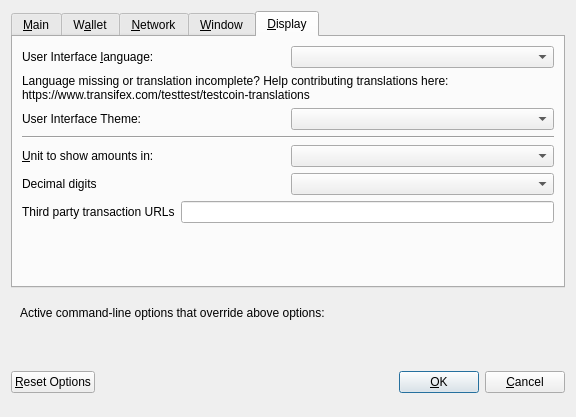
Qt form src/qt/forms/optionsdialog.ui (Visco33/test) before a commit.
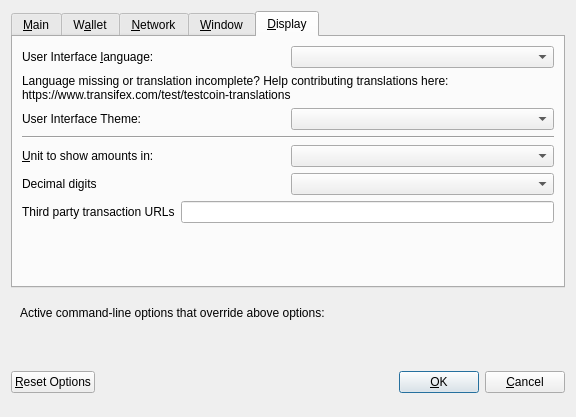
The same form after that commit. The open tabs and pages were chosen to show the change. Custom widgets are drawn as their Qt base class.

```diff
--- a/src/qt/forms/optionsdialog.ui
+++ b/src/qt/forms/optionsdialog.ui
@@ -476,7 +476,7 @@
          </property>
          <property name="text">
           <string>Language missing or translation incomplete? Help contributing translations here:
-https://www.transifex.com/testtest/testcoin-translations</string>
+https://www.transifex.com/test/testcoin-translations</string>
          </property>
          <property name="wordWrap">
           <bool>true</bool>
```
